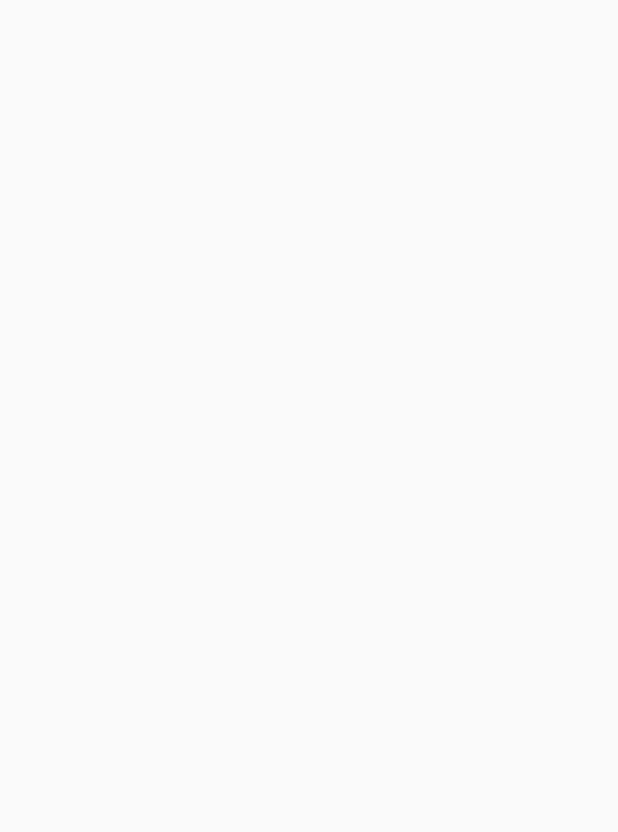
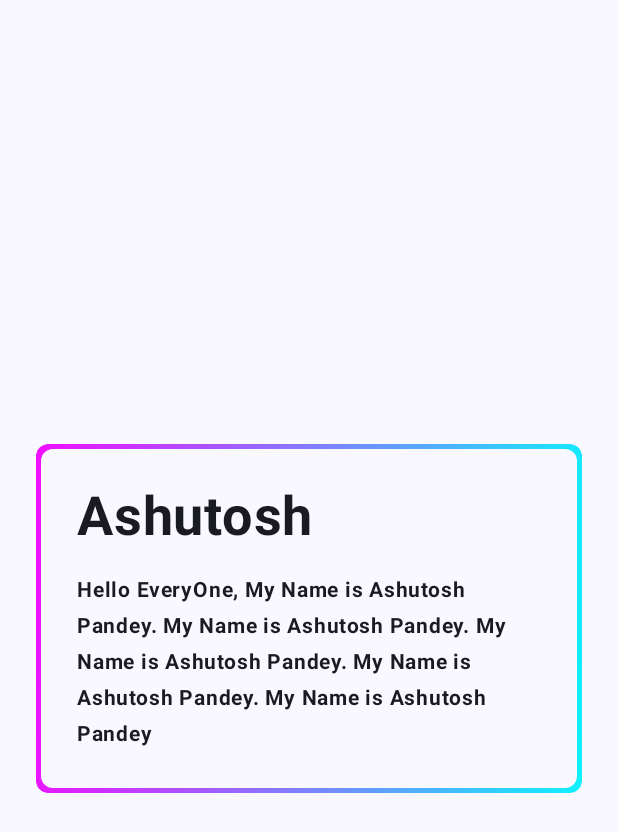
Before and after one commit to ashupandey1620/ComposePractice, an Android app built with Jetpack Compose: the screen it shows after launch (MainActivity), on a phone screen of 412 x 824 dp. Before the commit the part shown is empty. Shown: the top 832 px of the screen. Run offline under Robolectric (Android 15) with nearby library versions, the phone set to English and light mode, and no system bars.

Commit message:
Animated Border Card

```diff
--- a/app/src/main/java/com/ridesage/composepractice/AnimatedBorderCard.kt
+++ b/app/src/main/java/com/ridesage/composepractice/AnimatedBorderCard.kt
@@ -1,11 +1,83 @@
 package com.ridesage.composepractice
 
+import androidx.compose.animation.core.InfiniteTransition
+import androidx.compose.animation.core.LinearEasing
+import androidx.compose.animation.core.RepeatMode
+import androidx.compose.animation.core.animateFloat
+import androidx.compose.animation.core.infiniteRepeatable
+import androidx.compose.animation.core.rememberInfiniteTransition
+import androidx.compose.animation.core.tween
+import androidx.compose.foundation.clickable
+import androidx.compose.foundation.layout.fillMaxSize
+import androidx.compose.foundation.layout.fillMaxWidth
+import androidx.compose.foundation.layout.padding
+import androidx.compose.foundation.shape.RoundedCornerShape
+import androidx.compose.material3.MaterialTheme
+import androidx.compose.material3.Surface
 import androidx.compose.runtime.Composable
+import androidx.compose.runtime.MovableContent
+import androidx.compose.runtime.getValue
+import androidx.compose.ui.Modifier
+import androidx.compose.ui.draw.clip
+import androidx.compose.ui.draw.drawWithContent
+import androidx.compose.ui.graphics.BlendMode
+import androidx.compose.ui.graphics.Brush
+import androidx.compose.ui.graphics.Color
+import androidx.compose.ui.graphics.LinearGradient
+import androidx.compose.ui.graphics.Shape
+import androidx.compose.ui.graphics.drawscope.rotate
+import androidx.compose.ui.unit.Dp
+import androidx.compose.ui.unit.dp
+import java.time.Duration
 
 @Composable
 fun AnimatedBorderCard(
-
+    modifier: Modifier = Modifier,
+    shape: Shape = RoundedCornerShape(size = 0.dp),
+    borderWidth : Dp = 3.dp,
+    gradient: Brush = Brush.sweepGradient(listOf(Color.Gray,Color.White)),
+    animationDuration: Int = 10000,
+    onCardClick : () -> Unit = {},
+    content: @Composable () -> Unit
 )
 {
+    val infiniteTransition = rememberInfiniteTransition(label = "Infinite Color Transition")
+    val degrees by infiniteTransition.animateFloat(
+        initialValue = 0f,
+        targetValue = 360f,
+        animationSpec = infiniteRepeatable(
+            animation = tween(durationMillis = animationDuration, easing =  LinearEasing),
+            repeatMode = RepeatMode.Restart
+        ),
+        label = "Infinite Colors"
+
+    )
+
+    Surface(
+        modifier = modifier
+            .clip(shape)
+            .clickable { onCardClick() },
+        shape = shape
+    ) {
+        Surface(
+            modifier = Modifier
+                .fillMaxWidth()
+                .padding(borderWidth)
+                .drawWithContent {
+                    rotate(degrees = degrees) {
+                        drawCircle(
+                            brush = gradient,
+                            radius = size.width,
+                            blendMode = BlendMode.Src,
+                        )
+                    }
+                    drawContent()
+                },
+            color = MaterialTheme.colorScheme.surface,
+            shape = shape
+        ) {
+            content()
+        }
+    }
 
 }
--- a/app/src/main/java/com/ridesage/composepractice/MainActivity.kt
+++ b/app/src/main/java/com/ridesage/composepractice/MainActivity.kt
@@ -4,17 +4,27 @@ import android.os.Bundle
 import androidx.activity.ComponentActivity
 import androidx.activity.compose.setContent
 import androidx.compose.foundation.background
+import androidx.compose.foundation.layout.Arrangement
 import androidx.compose.foundation.layout.Box
+import androidx.compose.foundation.layout.Column
+import androidx.compose.foundation.layout.Spacer
 import androidx.compose.foundation.layout.fillMaxSize
 import androidx.compose.foundation.layout.fillMaxWidth
+import androidx.compose.foundation.layout.height
+import androidx.compose.foundation.layout.heightIn
+import androidx.compose.foundation.layout.padding
+import androidx.compose.foundation.shape.RoundedCornerShape
 import androidx.compose.material3.MaterialTheme
 import androidx.compose.material3.Surface
 import androidx.compose.material3.Text
 import androidx.compose.runtime.Composable
 import androidx.compose.ui.Alignment
 import androidx.compose.ui.Modifier
+import androidx.compose.ui.graphics.Brush
 import androidx.compose.ui.graphics.Color
+import androidx.compose.ui.text.font.FontWeight
 import androidx.compose.ui.tooling.preview.Preview
+import androidx.compose.ui.unit.dp
 import com.ridesage.composepractice.ui.theme.ComposePracticeTheme
 
 class MainActivity : ComponentActivity() {
@@ -22,12 +32,43 @@ class MainActivity : ComponentActivity() {
         super.onCreate(savedInstanceState)
         setContent {
             ComposePracticeTheme {
+                Column(modifier = Modifier
+                    .fillMaxSize()
+                    .background(MaterialTheme.colorScheme.surface),
+                    verticalArrangement = Arrangement.Center,
+                    horizontalAlignment = Alignment.CenterHorizontally
+                )
+                {
+                    AnimatedBorderCard(
+                        modifier = Modifier
+                            .fillMaxWidth()
+                            .padding(all = 24.dp),
+                        shape = RoundedCornerShape(8.dp),
+                        onCardClick = {},
+                        gradient = Brush.linearGradient(listOf(Color.Magenta, Color.Cyan))
+
+                    ){
+                        Column(modifier = Modifier.padding(all=24.dp)) {
+
+                            Text(text = "Ashutosh",
+                                fontWeight = FontWeight.Bold,
+                                fontSize = MaterialTheme.typography.displaySmall.fontSize)
+
+                            Spacer(modifier =Modifier.height(15.dp) )
+
+                            Text(text = "Hello EveryOne, My Name is Ashutosh Pandey. My Name is Ashutosh Pandey. My Name is Ashutosh Pandey. My Name is Ashutosh Pandey. My Name is Ashutosh Pandey",
+                                fontWeight = FontWeight.Bold,
+                                fontSize = MaterialTheme.typography.bodyMedium.fontSize)
+                        }
+
+
+                    }
+                }
 
             }
         }
     }
 }
-
 
 
 
```
